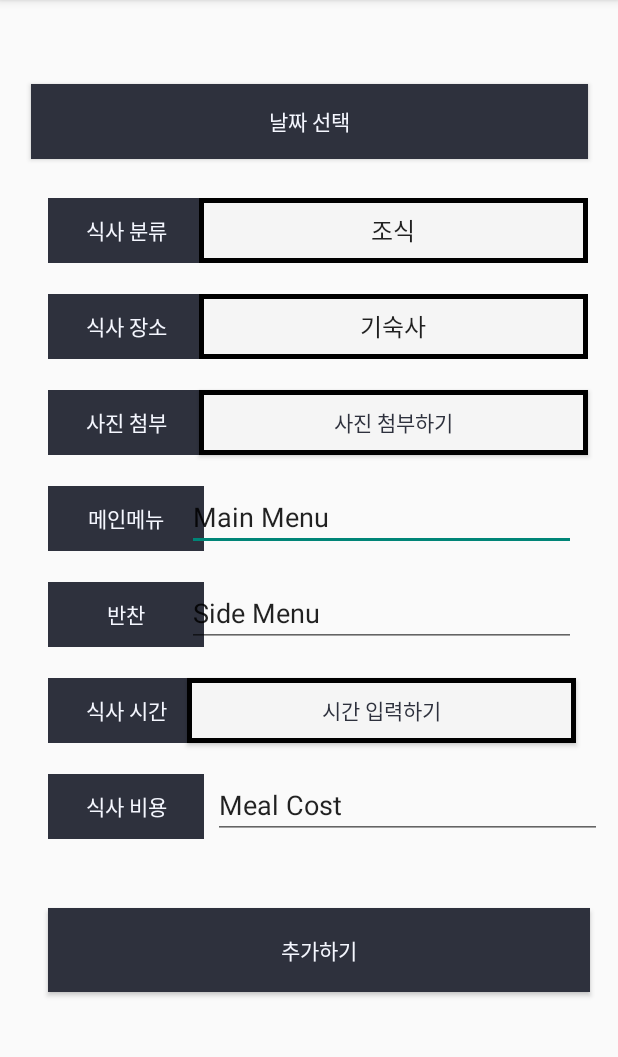
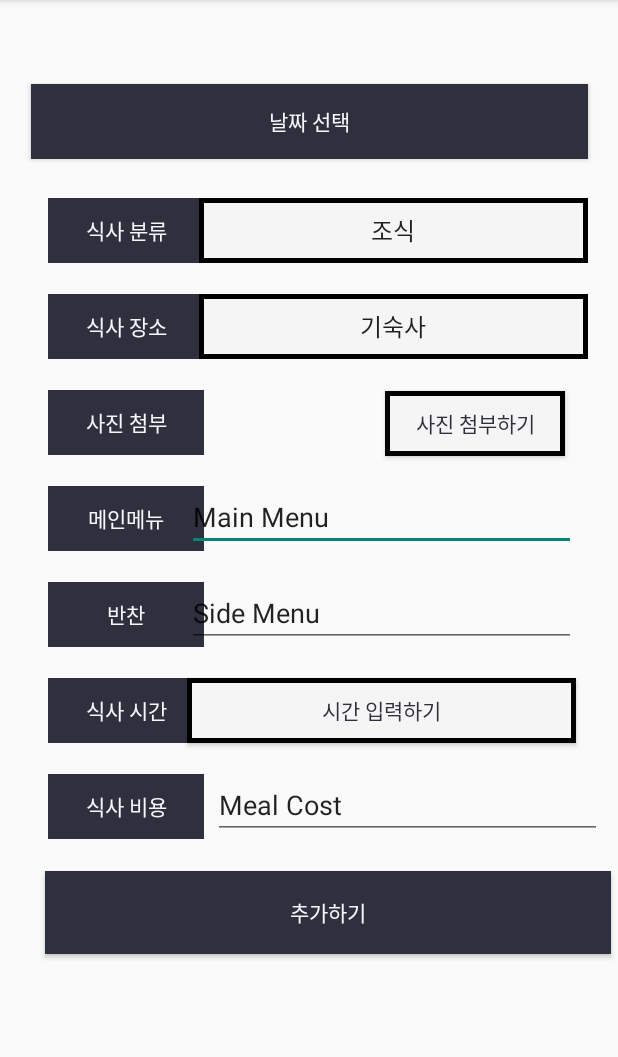
Before and after one commit to 23-2-MS-project/msProject, an Android app: the InsertFood screen opened directly, with no data from a screen before it, on a phone screen of 412 x 824 dp, the part 84-1141 px from its top. Run offline under Robolectric (Android 15) with nearby library versions, the phone set to English and light mode, and no system bars.

Commit message:
Feat: 사진 첨부 기능 추가

```diff
--- a/MS_Project/app/src/main/java/com/example/ms_project/InsertFood.java
+++ b/MS_Project/app/src/main/java/com/example/ms_project/InsertFood.java
@@ -1,36 +1,33 @@
 package com.example.ms_project;
 
+import androidx.activity.result.ActivityResultLauncher;
+import androidx.activity.result.contract.ActivityResultContracts;
 import androidx.appcompat.app.AppCompatActivity;
 
 import android.annotation.SuppressLint;
 import android.app.DatePickerDialog;
-import android.content.res.Resources;
+import android.content.Intent;
+import android.graphics.Bitmap;
+import android.net.Uri;
 import android.os.Bundle;
+import android.provider.MediaStore;
 import android.widget.ArrayAdapter;
 import android.widget.Button;
+import android.widget.ImageView;
 import android.widget.Spinner;
-
-import android.os.Bundle;
 import android.view.View;
 import android.widget.AdapterView;
-import android.widget.ArrayAdapter;
 import android.widget.DatePicker;
-import android.app.DatePickerDialog;
-import android.os.Bundle;
-import android.view.View;
-import android.widget.Button;
-import android.widget.DatePicker;
-import android.widget.TextView;
 import android.widget.Toast;
 
-import androidx.appcompat.app.AppCompatActivity;
-import androidx.core.content.ContextCompat;
-
+import java.io.IOException;
 import java.util.Calendar;
 
 public class InsertFood extends AppCompatActivity {
-
     private Button selectedDateButton;
+    private ImageView imageView;
+    private Button chooseImageButton;
+    private ActivityResultLauncher<Intent> imagePickerLauncher;
     @SuppressLint("MissingInflatedId")
     @Override
     protected void onCreate(Bundle savedInstanceState) {
@@ -93,7 +90,38 @@ public class InsertFood extends AppCompatActivity {
             }
         });
 
+        chooseImageButton = findViewById(R.id.buttonImage);
+        imageView = findViewById(R.id.imageView);
+
+        imagePickerLauncher = registerForActivityResult(new ActivityResultContracts.StartActivityForResult(), result -> {
+            if (result.getResultCode() == RESULT_OK) {
+                Intent data = result.getData();
+                if (data != null && data.getData() != null) {
+                    handleImageResult(data.getData());
+                }
+            }
+        });
+
+        chooseImageButton.setOnClickListener(new View.OnClickListener() {
+            @Override
+            public void onClick(View v) {
+                openGallery();
+            }
+        });
     }
+    private void openGallery(){
+        Intent intent = new Intent(Intent.ACTION_PICK, MediaStore.Images.Media.EXTERNAL_CONTENT_URI);
+        imagePickerLauncher.launch(intent);
+    }
+    private void handleImageResult(Uri uri) {
+        try {
+            Bitmap bitmap = MediaStore.Images.Media.getBitmap(getContentResolver(), uri);
+            imageView.setImageBitmap(bitmap);
+        } catch (IOException e) {
+            e.printStackTrace();
+        }
+    }
+
     private void showToast(String message){
         Toast.makeText(this, message, Toast.LENGTH_SHORT).show();
     }
--- a/MS_Project/app/src/main/res/layout/activity_insert_food.xml
+++ b/MS_Project/app/src/main/res/layout/activity_insert_food.xml
@@ -93,12 +93,11 @@
         app:layout_constraintStart_toStartOf="parent"
         app:layout_constraintTop_toTopOf="parent" />
 
-    <androidx.appcompat.widget.AppCompatButton
-        android:id="@+id/attachImage"
-        android:layout_width="259dp"
+    <Button
+        android:id="@+id/buttonImage"
+        android:layout_width="120dp"
         android:layout_height="43dp"
-        android:layout_marginStart="140dp"
-        android:layout_marginTop="260dp"
+        android:layout_marginTop="21dp"
         android:layout_marginEnd="28dp"
         android:background="@drawable/spinner_boarder"
         android:gravity="center"
@@ -106,8 +105,9 @@
         android:textAlignment="gravity"
         android:textColor="#2E313D"
         app:layout_constraintEnd_toEndOf="parent"
+        app:layout_constraintHorizontal_bias="0.971"
         app:layout_constraintStart_toStartOf="parent"
-        app:layout_constraintTop_toTopOf="parent" />
+        app:layout_constraintTop_toBottomOf="@+id/spinner_place" />
 
     <TextView
         android:id="@+id/textMain"
@@ -222,9 +222,9 @@
 
     <Button
         android:id="@+id/button8"
-        android:layout_width="361dp"
-        android:layout_height="56dp"
-        android:layout_marginStart="32dp"
+        android:layout_width="377dp"
+        android:layout_height="55dp"
+        android:layout_marginStart="30dp"
         android:layout_marginTop="550dp"
         android:layout_marginEnd="28dp"
         android:background="#2E313D"
@@ -238,6 +238,18 @@
         app:layout_constraintStart_toStartOf="parent"
         app:layout_constraintTop_toBottomOf="@+id/textBudgt"
         app:layout_constraintTop_toTopOf="parent"
-        app:layout_constraintVertical_bias="0.341" />
+        app:layout_constraintVertical_bias="0.19" />
+
+    <ImageView
+        android:id="@+id/imageView"
+        android:layout_width="120dp"
+        android:layout_height="43dp"
+        android:layout_marginStart="140dp"
+        android:layout_marginTop="260dp"
+        app:layout_constraintEnd_toStartOf="@+id/buttonImage"
+        app:layout_constraintHorizontal_bias="0.312"
+        app:layout_constraintStart_toStartOf="parent"
+        app:layout_constraintTop_toTopOf="parent"
+        tools:srcCompat="@tools:sample/avatars" />
 
 </androidx.constraintlayout.widget.ConstraintLayout>
```
